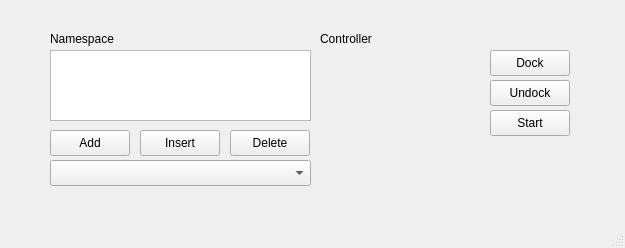
Before: the Qt Designer form view/GUI/mainwindow.ui in RedwanNewaz/create3_controller, drawn with Qt 5.
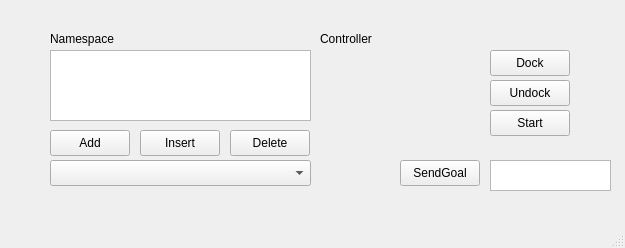
After: the same form once the commit is applied.

The edit to the form file:
```diff
--- a/view/GUI/mainwindow.ui
+++ b/view/GUI/mainwindow.ui
@@ -144,10 +144,33 @@
       <x>320</x>
       <y>50</y>
       <width>151</width>
-      <height>131</height>
+      <height>101</height>
      </rect>
     </property>
    </widget>
+   <widget class="QPlainTextEdit" name="goalCoordText">
+    <property name="geometry">
+     <rect>
+      <x>490</x>
+      <y>160</y>
+      <width>121</width>
+      <height>31</height>
+     </rect>
+    </property>
+   </widget>
+   <widget class="QPushButton" name="sendGoalButton">
+    <property name="geometry">
+     <rect>
+      <x>400</x>
+      <y>160</y>
+      <width>80</width>
+      <height>26</height>
+     </rect>
+    </property>
+    <property name="text">
+     <string>SendGoal</string>
+    </property>
+   </widget>
   </widget>
   <widget class="QMenuBar" name="menubar">
    <property name="geometry">
```
